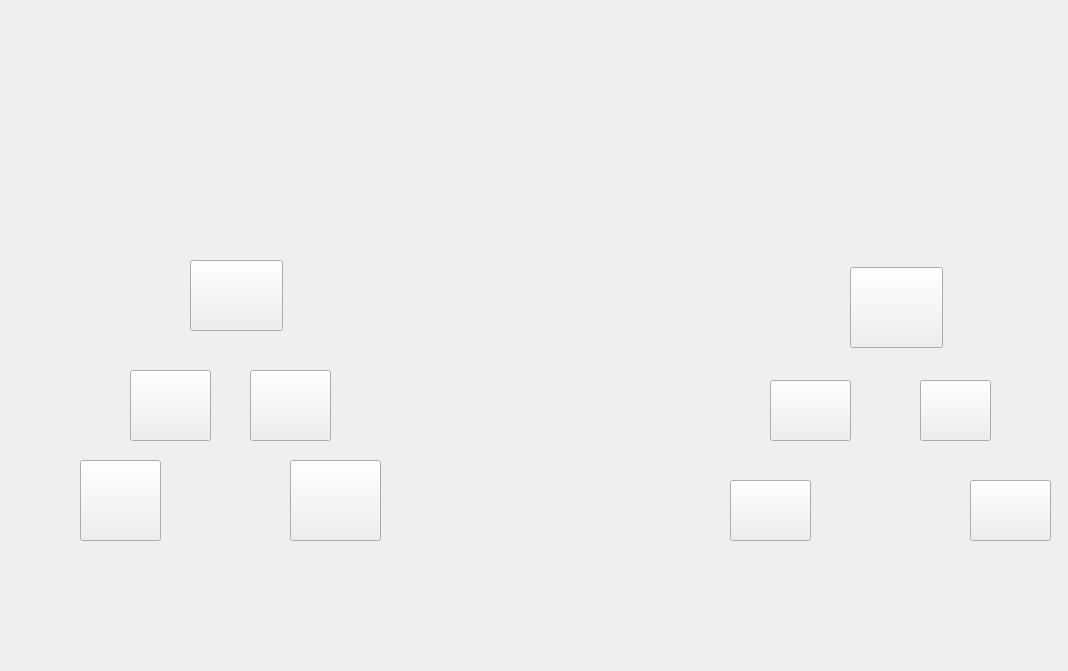
anlowee/TankGame, file TankGame/High.ui: the form before one commit.
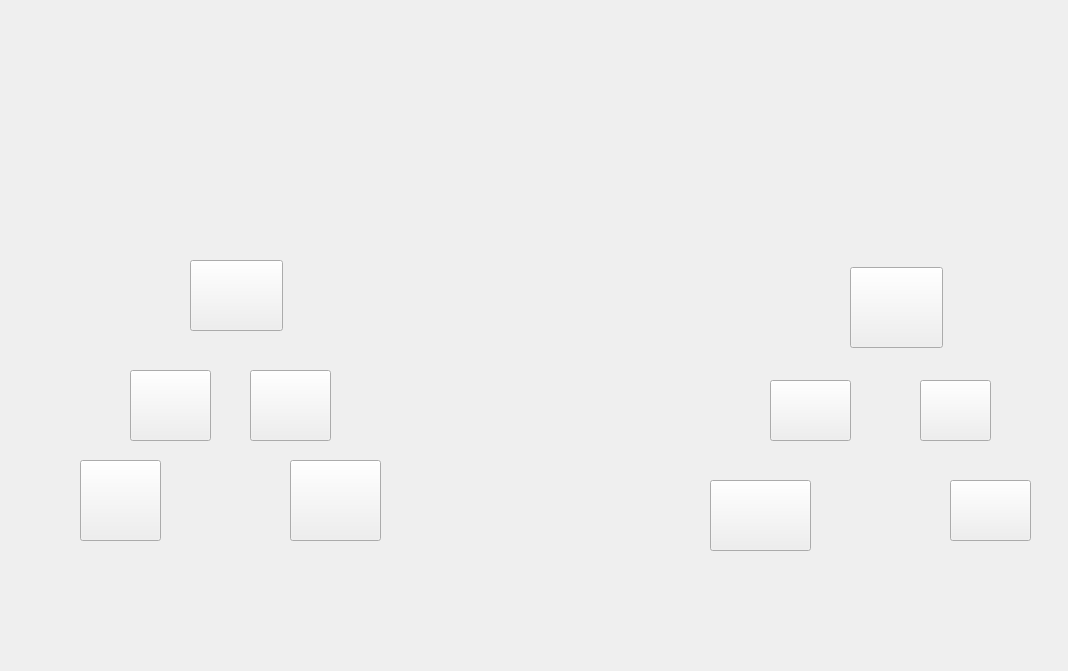
The form after the commit. Icons and pictures are not drawn.

The edit to the form file:
```diff
--- a/TankGame/High.ui
+++ b/TankGame/High.ui
@@ -19,10 +19,10 @@
   <widget class="QLabel" name="beatnumbers">
    <property name="geometry">
     <rect>
-     <x>150</x>
-     <y>100</y>
-     <width>101</width>
-     <height>61</height>
+     <x>130</x>
+     <y>120</y>
+     <width>171</width>
+     <height>71</height>
     </rect>
    </property>
    <property name="styleSheet">
@@ -35,10 +35,10 @@
   <widget class="QLabel" name="beatlevels">
    <property name="geometry">
     <rect>
-     <x>830</x>
-     <y>100</y>
-     <width>111</width>
-     <height>61</height>
+     <x>800</x>
+     <y>120</y>
+     <width>191</width>
+     <height>71</height>
     </rect>
    </property>
    <property name="styleSheet">
@@ -132,10 +132,10 @@
   <widget class="QPushButton" name="pushButton_6">
    <property name="geometry">
     <rect>
-     <x>730</x>
+     <x>710</x>
      <y>480</y>
-     <width>81</width>
-     <height>61</height>
+     <width>101</width>
+     <height>71</height>
     </rect>
    </property>
    <property name="styleSheet">
@@ -148,7 +148,7 @@
   <widget class="QPushButton" name="pushButton_7">
    <property name="geometry">
     <rect>
-     <x>970</x>
+     <x>950</x>
      <y>480</y>
      <width>81</width>
      <height>61</height>
@@ -212,12 +212,18 @@
   <widget class="QStackedWidget" name="stackedWidget">
    <property name="geometry">
     <rect>
-     <x>370</x>
-     <y>90</y>
-     <width>391</width>
-     <height>281</height>
+     <x>340</x>
+     <y>80</y>
+     <width>421</width>
+     <height>351</height>
     </rect>
    </property>
+   <property name="styleSheet">
+    <string notr="true">border-image: url(:/sample/photo/High_pic/3.jpg);</string>
+   </property>
+   <property name="currentIndex">
+    <number>0</number>
+   </property>
    <widget class="QWidget" name="num_1"/>
    <widget class="QWidget" name="num_2"/>
    <widget class="QWidget" name="num_3"/>
```
Left out of the diff: 5 changed lines with no effect on the pictures.
